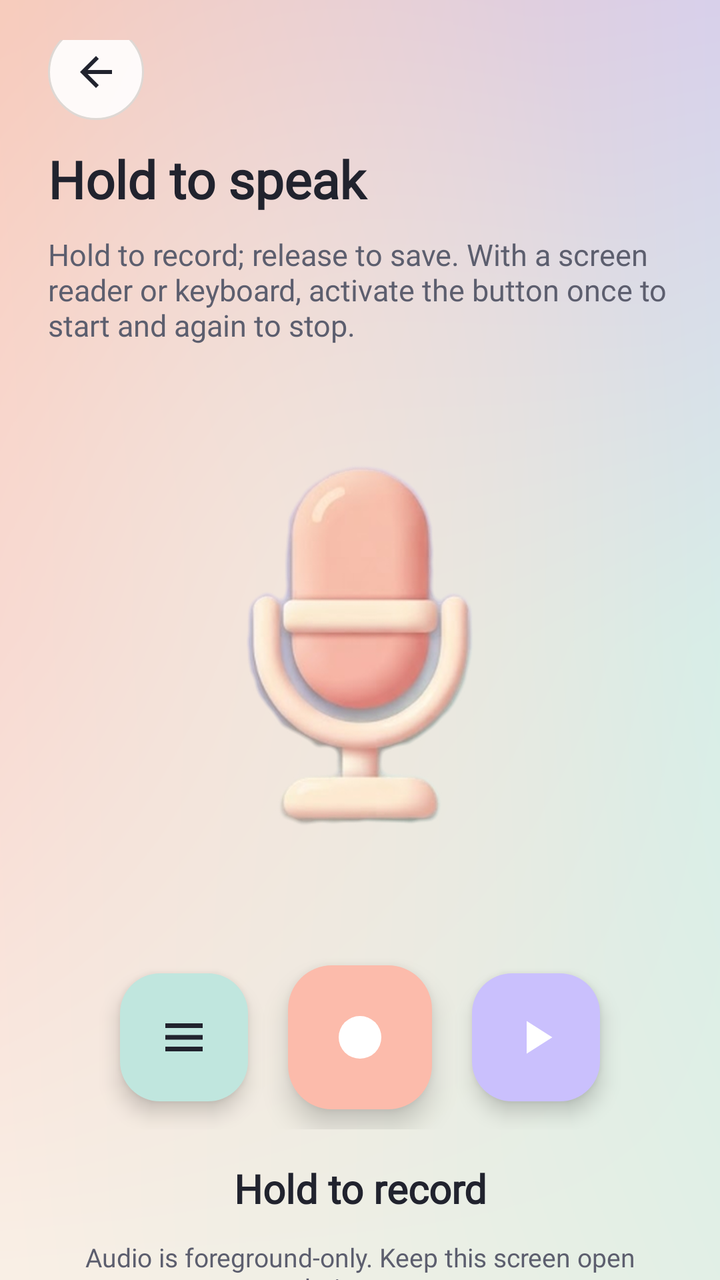
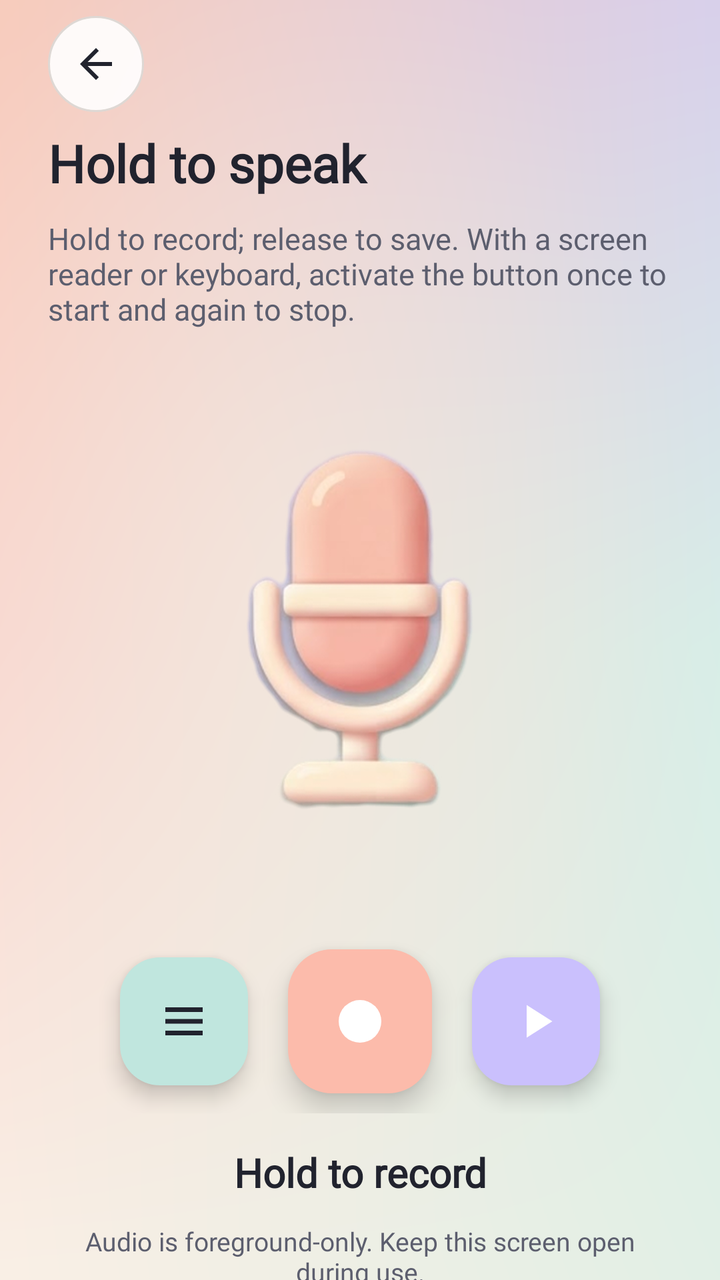

Before-and-after screenshots of an Android layout around one commit, followed by the original layout XML and the change that was made.
<!-- AndroidManifest.xml: application theme Theme.DecMictospeaker -->
<!-- res/layout/activity_hold_to_speak_new.xml -->
<?xml version="1.0" encoding="utf-8"?>
<LinearLayout xmlns:android="http://schemas.android.com/apk/res/android"
    xmlns:app="http://schemas.android.com/apk/res-auto"
    android:layout_width="match_parent"
    android:layout_height="match_parent"
    android:orientation="vertical"
    android:background="@drawable/bg_pastel_mesh">

    
    <RelativeLayout
        android:layout_width="match_parent"
        android:layout_height="wrap_content"
        android:paddingStart="24dp"
        android:paddingTop="20dp"
        android:paddingEnd="24dp"
        android:paddingBottom="4dp">

        <ImageButton
            android:id="@+id/iv_back"
            style="@style/ToolControlCircleBack"
            android:layout_alignParentStart="true"
            android:layout_centerVertical="true"
            android:src="@drawable/tool_back"
            app:tint="@color/quality_text"
            android:contentDescription="@string/tool_back" />
    </RelativeLayout>

    <androidx.core.widget.NestedScrollView
        android:layout_width="match_parent"
        android:layout_height="0dp"
        android:layout_weight="1"
        android:fillViewport="true">

        <LinearLayout
            android:layout_width="match_parent"
            android:layout_height="wrap_content"
            android:orientation="vertical"
            android:paddingStart="24dp"
            android:paddingEnd="24dp"
            android:paddingBottom="24dp">

            <TextView
                android:id="@+id/tv_tittle"
                style="@style/ToolTitle"
                android:text="@string/quality_hold_title" />

            <TextView
                style="@style/ToolBody"
                android:text="@string/tool_hold_help" />

            
            
            <FrameLayout
                android:id="@+id/layout_mic_hero"
                android:layout_width="wrap_content"
                android:layout_height="wrap_content"
                android:layout_gravity="center_horizontal"
                android:layout_marginTop="20dp"
                android:layout_marginBottom="4dp"
                android:clickable="true"
                android:focusable="true">

                <com.airbnb.lottie.LottieAnimationView
                    android:id="@+id/lottie_voice_wave"
                    android:layout_width="260dp"
                    android:layout_height="260dp"
                    android:layout_gravity="center"
                    app:lottie_fileName="lottie_wave_hold.json"
                    app:lottie_loop="true"
                    app:lottie_autoPlay="false"
                    android:visibility="invisible" />

                <ImageView
                    android:id="@+id/iv_mic"
                    android:layout_width="160dp"
                    android:layout_height="180dp"
                    android:layout_gravity="center"
                    android:clickable="true"
                    android:focusable="true"
                    android:contentDescription="@string/tool_hold_accessibility"
                    android:scaleType="fitCenter"
                    android:src="@drawable/hero_mic_3d" />
            </FrameLayout>

            
            <LinearLayout
                android:layout_width="match_parent"
                android:layout_height="wrap_content"
                android:layout_marginTop="16dp"
                android:gravity="center"
                android:orientation="horizontal">

                <ImageButton
                    android:id="@+id/iv_history"
                    style="@style/ToolControlMint"
                    android:layout_margin="10dp"
                    android:src="@drawable/tool_history"
                    app:tint="@color/quality_text"
                    android:contentDescription="@string/tool_saved" />

                <ImageButton
                    android:id="@+id/iv_start_stop_new"
                    style="@style/ToolControlPeach"
                    android:layout_margin="10dp"
                    android:src="@drawable/tool_record"
                    android:contentDescription="@string/tool_hold_accessibility" />

                <ImageButton
                    android:id="@+id/iv_play"
                    style="@style/ToolControlLavender"
                    android:layout_margin="10dp"
                    android:src="@drawable/tool_play"
                    android:contentDescription="@string/tool_play_queue" />
            </LinearLayout>

            <TextView
                android:id="@+id/tv_start_stop_new"
                android:layout_width="match_parent"
                android:layout_height="wrap_content"
                android:layout_marginTop="16dp"
                android:fontFamily="@font/poppins_bold"
                android:gravity="center"
                android:text="@string/tool_hold_idle"
                android:textColor="@color/quality_text"
                android:textSize="20sp"
                android:textStyle="bold" />

            <TextView
                style="@style/ToolBody"
                android:layout_marginTop="12dp"
                android:gravity="center"
                android:text="@string/tool_foreground_note"
                android:textColor="@color/quality_secondary"
                android:textSize="13sp" />
        </LinearLayout>
    </androidx.core.widget.NestedScrollView>

    <LinearLayout
        android:id="@+id/nativeLay"
        android:layout_width="match_parent"
        android:layout_height="wrap_content"
        android:gravity="center_horizontal"
        android:orientation="vertical" />
</LinearLayout>
<!-- resources referenced by this layout -->
<resources>
  <color name="quality_secondary">#5C5E6E</color>
  <color name="quality_text">#21232E</color>
  <!-- drawable tool_back (drawable) -->
  <vector xmlns:android="http://schemas.android.com/apk/res/android"
      android:width="24dp"
      android:height="24dp"
      android:viewportWidth="24"
      android:viewportHeight="24">
    <path
        android:fillColor="#21232E"
        android:pathData="M20,11H7.83l5.59,-5.59L12,4l-8,8 8,8 1.41,-1.41L7.83,13H20v-2z"/>
  </vector>
  <!-- drawable tool_history (drawable) -->
  <vector xmlns:android="http://schemas.android.com/apk/res/android"
      android:width="24dp"
      android:height="24dp"
      android:viewportWidth="24"
      android:viewportHeight="24">
    <path
        android:fillColor="#21232E"
        android:pathData="M4,6h16v2H4zm0,5h16v2H4zm0,5h16v2H4z"/>
  </vector>
  <!-- drawable tool_play (drawable) -->
  <vector xmlns:android="http://schemas.android.com/apk/res/android"
      android:width="24dp"
      android:height="24dp"
      android:viewportWidth="24"
      android:viewportHeight="24">
    <path
        android:fillColor="#FFFFFF"
        android:pathData="M8,5v14l11,-7z"/>
  </vector>
  <!-- drawable tool_record (drawable) -->
  <vector xmlns:android="http://schemas.android.com/apk/res/android"
      android:width="24dp"
      android:height="24dp"
      android:viewportWidth="24"
      android:viewportHeight="24">
    <path
        android:fillColor="#FFFFFF"
        android:pathData="M12,12m-8,0a8,8 0,1 1,16 0a8,8 0,1 1,-16 0"/>
  </vector>
  <string name="quality_hold_title">Hold to speak</string>
  <string name="tool_back">Back</string>
  <string name="tool_foreground_note">Audio is foreground-only. Keep this screen open during use.</string>
  <string name="tool_hold_accessibility">Hold to record. Screen reader users can double-tap to start or stop.</string>
  <string name="tool_hold_help">Hold to record; release to save. With a screen reader or keyboard, activate the button once to start and again to stop.</string>
  <string name="tool_hold_idle">Hold to record</string>
  <string name="tool_play_queue">Play queued recordings</string>
  <string name="tool_saved">Saved recordings</string>
  <style name="ToolTitle">
          <item name="android:layout_width">match_parent</item>
          <item name="android:layout_height">wrap_content</item>
          <item name="android:textSize">26sp</item>
          <item name="android:textStyle">bold</item>
          <item name="android:fontFamily">@font/poppins_bold</item>
          <item name="android:textColor">@color/quality_text</item>
      </style>
  <!-- drawable btn_squircle_mint (drawable) -->
  <?xml version="1.0" encoding="utf-8"?>
  <ripple xmlns:android="http://schemas.android.com/apk/res/android"
      android:color="@color/pastel_mint_pressed">
      <item>
          <shape android:shape="rectangle">
              <solid android:color="@color/pastel_mint" />
              <corners android:radius="20dp" />
          </shape>
      </item>
  </ripple>
  <!-- drawable btn_squircle_peach (drawable) -->
  <?xml version="1.0" encoding="utf-8"?>
  <ripple xmlns:android="http://schemas.android.com/apk/res/android"
      android:color="@color/pastel_peach_pressed">
      <item>
          <shape android:shape="rectangle">
              <solid android:color="@color/pastel_peach" />
              <corners android:radius="22dp" />
          </shape>
      </item>
  </ripple>
  <color name="pastel_peach">#FCBBAB</color>
  <color name="pastel_peach_pressed">#F8A693</color>
  <color name="pastel_mint">#C0E6DE</color>
  <color name="pastel_mint_pressed">#A9D8CE</color>
  <color name="pastel_circle_btn_pressed">#D9F0ED</color>
  <color name="pastel_circle_btn">#E6FFFFFF</color>
  <color name="studio_line">#DED8D4</color>
  <color name="pastel_lavender_pressed">#B8ACF5</color>
  <color name="pastel_lavender">#CAC0FD</color>
  <!-- unchanged entries left out for length: 10 -->
</resources>

<!-- the commit's change to res/layout/activity_hold_to_speak_new.xml (unified diff, before → after) -->
@@ -7,23 +7,23 @@
     android:background="@drawable/bg_pastel_mesh">
 
     
-    <RelativeLayout
+    <LinearLayout
         android:layout_width="match_parent"
         android:layout_height="wrap_content"
+        android:gravity="center_vertical"
+        android:orientation="horizontal"
         android:paddingStart="24dp"
-        android:paddingTop="20dp"
+        android:paddingTop="8dp"
         android:paddingEnd="24dp"
-        android:paddingBottom="4dp">
+        android:paddingBottom="8dp">
 
         <ImageButton
             android:id="@+id/iv_back"
             style="@style/ToolControlCircleBack"
-            android:layout_alignParentStart="true"
-            android:layout_centerVertical="true"
             android:src="@drawable/tool_back"
             app:tint="@color/quality_text"
             android:contentDescription="@string/tool_back" />
-    </RelativeLayout>
+    </LinearLayout>
 
     <androidx.core.widget.NestedScrollView
         android:layout_width="match_parent"
@@ -49,16 +49,13 @@
                 android:text="@string/tool_hold_help" />
 
             
-            
             <FrameLayout
                 android:id="@+id/layout_mic_hero"
                 android:layout_width="wrap_content"
                 android:layout_height="wrap_content"
                 android:layout_gravity="center_horizontal"
                 android:layout_marginTop="20dp"
-                android:layout_marginBottom="4dp"
-                android:clickable="true"
-                android:focusable="true">
+                android:layout_marginBottom="4dp">
 
                 <com.airbnb.lottie.LottieAnimationView
                     android:id="@+id/lottie_voice_wave"
@@ -68,7 +65,8 @@
                     app:lottie_fileName="lottie_wave_hold.json"
                     app:lottie_loop="true"
                     app:lottie_autoPlay="false"
-                    android:visibility="invisible" />
+                    android:visibility="invisible"
+                    android:importantForAccessibility="no" />
 
                 <ImageView
                     android:id="@+id/iv_mic"
